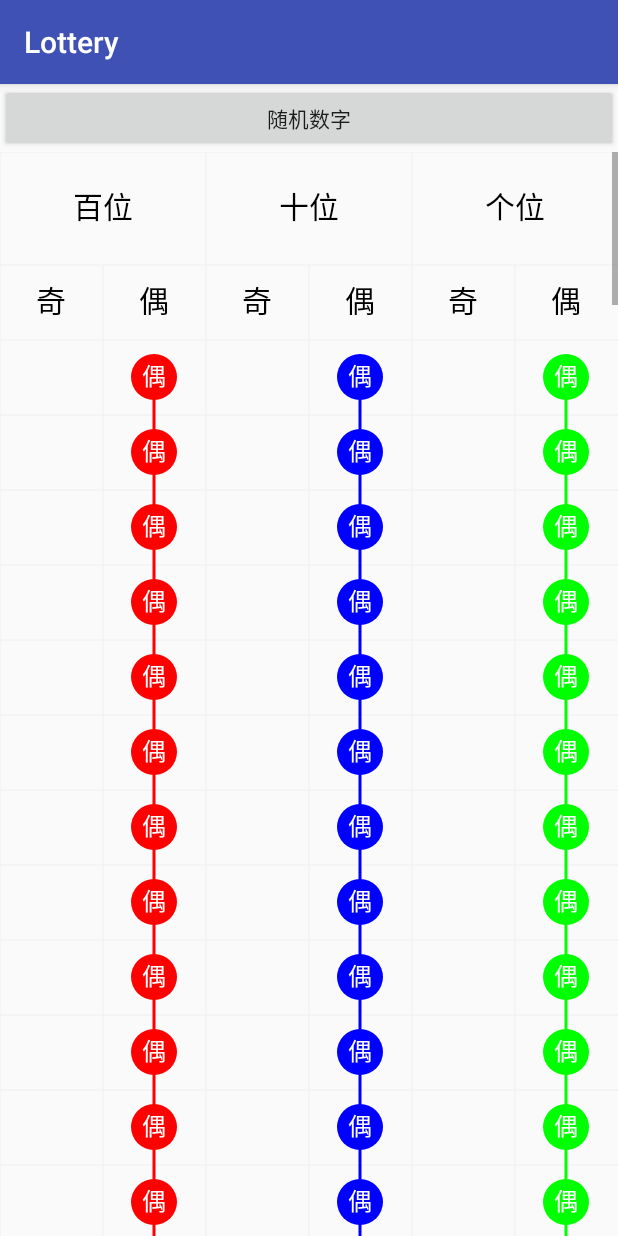
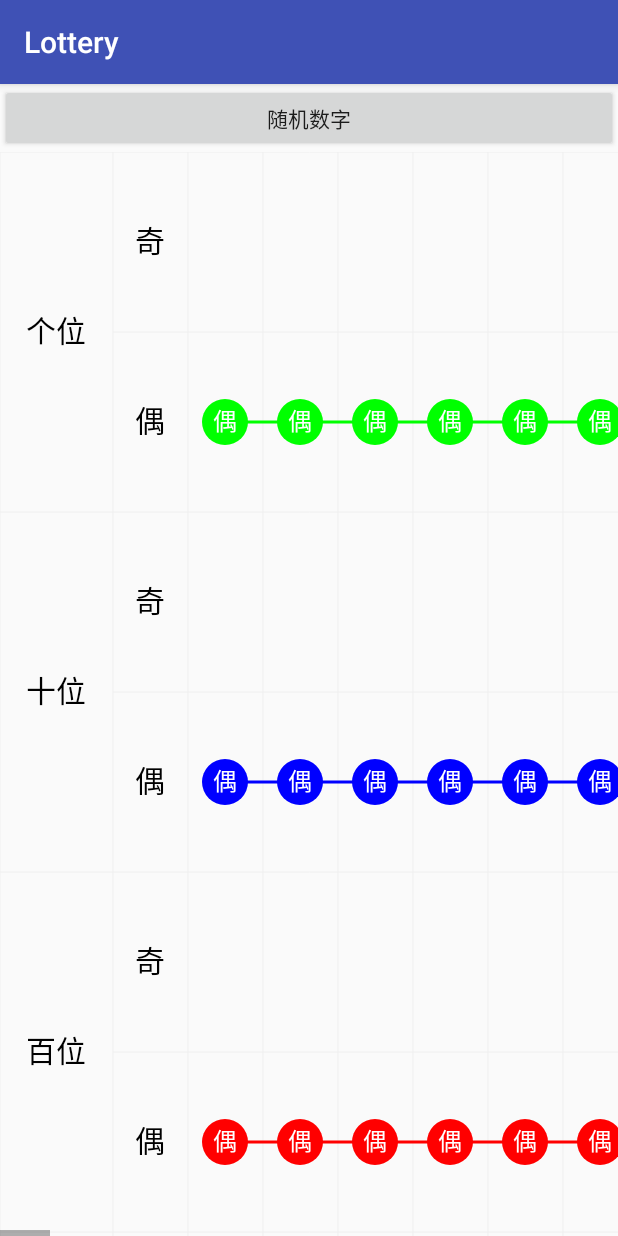
Before and after one commit to Liberations/LotteryThread, an Android app: the LotteryActivity screen opened directly, with no data from a screen before it, on a phone screen of 412 x 824 dp. Run offline under Robolectric (Android 15) with nearby library versions, the phone set to English and light mode, and no system bars.

Commit message:
支持水平垂直

```diff
--- a/app/src/main/java/com/caiyi/ui/LotteryView.java
+++ b/app/src/main/java/com/caiyi/ui/LotteryView.java
@@ -18,7 +18,6 @@ import java.util.ArrayList;
 import java.util.List;
 
 public class LotteryView extends View {
-    private Context context;
     private List<ILotteryData> hundreds;
     private List<ILotteryData> tens;
     private List<ILotteryData> units;
@@ -39,6 +38,8 @@ public class LotteryView extends View {
     protected Paint mTextPaint = new Paint(Paint.ANTI_ALIAS_FLAG);
     private static final String TAG = "LotteryView";
     private int height;
+    private boolean isHorizontal;//是否水平
+    private int width;
 
     public LotteryView(Context context) {
         this(context, null, 0);
@@ -50,7 +51,6 @@ public class LotteryView extends View {
 
     public LotteryView(Context context, @Nullable AttributeSet attrs, int defStyleAttr) {
         super(context, attrs, defStyleAttr);
-        this.context = context;
         Resources resources = context.getResources();
         hundreds = new ArrayList<>();
         tens = new ArrayList<>();
@@ -69,16 +69,127 @@ public class LotteryView extends View {
         headTextSize = typedArray.getDimensionPixelSize(R.styleable.myLottery_headTextSize, 30);//字体大小
         head2TextColor = typedArray.getColor(R.styleable.myLottery_head2TextColor, Color.BLACK);//颜色
         head2TextSize = typedArray.getDimensionPixelSize(R.styleable.myLottery_head2TextSize, 30);//字体大小
+        isHorizontal = typedArray.getBoolean(R.styleable.myLottery_isHorizontal, false);//字体大小
         typedArray.recycle();
     }
 
     @Override
     protected void onDraw(Canvas canvas) {
         super.onDraw(canvas);
+        if(isHorizontal){
+            drawHXYLine(canvas);
+            drawHBall(canvas, 4 * ballBgWidth, hundreds);
+            drawHBall(canvas, 2 * ballBgWidth, tens);
+            drawHBall(canvas, 0, units);
+        }else {
             drawXYLine(canvas);
             drawBall(canvas, 0, hundreds);
             drawBall(canvas, 2 * ballBgWidth, tens);
             drawBall(canvas, 4 * ballBgWidth, units);
+        }
+
+    }
+
+
+    private void drawHBall(Canvas canvas, int startY, List<ILotteryData> datas) {
+        //初始化起点
+        for (int i = 0; i < datas.size(); i++) {
+            ILotteryData data = datas.get(i);
+            int centerX =  (int) (headHeight + 1.5 * ballBgHeight + i * ballBgHeight);
+            int centerY = data.isOdd() ? startY + ballBgWidth / 2 : startY + (int) (1.5 * ballBgWidth);
+            mPaint.setColor(data.getBgColor());
+            canvas.drawCircle(centerX, centerY, ballRadius, mPaint);
+            if (i + 1 <= datas.size() - 1) {
+                int nextI = i + 1;
+                ILotteryData nextData = datas.get(nextI);
+                int nextCenterX = (int) (headHeight + 1.5 * ballBgHeight + nextI * ballBgHeight);
+                int nextCenterY =  nextData.isOdd() ? startY + ballBgWidth / 2 : startY + (int) (1.5 * ballBgWidth);
+                mPaint.setStrokeWidth(ballLineWidth);
+                canvas.drawLine(centerX, centerY, nextCenterX, nextCenterY, mPaint);
+            }
+            canvas.save();
+            String text;
+            if (data.isOdd()) {
+                text = "奇";
+            } else {
+                text = "偶";
+            }
+            canvas.translate(centerX, centerY);
+            mTextPaint.setColor(ballTextColor);
+            mTextPaint.setTextSize(ballTextSize);
+            float textWidth = mTextPaint.measureText(text);
+            float baseLineY = Math.abs(mTextPaint.ascent() + mTextPaint.descent()) / 2;
+            canvas.drawText(text, -textWidth / 2, baseLineY, mTextPaint);
+            canvas.restore();
+        }
+    }
+
+
+    private void drawHXYLine(Canvas canvas) {
+        mPaint.setColor(divColor);
+        mPaint.setStrokeWidth(divWidth);
+
+        for (int i = 0; i <= 6; i++) {
+            int startX = 0;
+            //奇数线留空
+            if (i % 2 == 1) {
+                startX = headHeight;
+            }
+            Log.d(TAG, "drawXYLine:startX " + startX);
+            canvas.drawLine(startX, i * ballBgWidth, width, i * ballBgWidth, mPaint);
+        }
+
+
+        //绘制Y轴
+        canvas.drawLine(0, 0, 0, getHeight(), mPaint);
+        for (int i = 0; i <= hundreds.size(); i++) {
+            canvas.drawLine(headHeight + i * ballBgHeight, 0, headHeight + i * ballBgHeight, getHeight(), mPaint);
+
+        }
+        //绘制个十百
+        drawHTopText(canvas, "百位",headHeight / 2 , ballBgWidth*5);
+        drawHTopText(canvas, "十位",  headHeight / 2,ballBgWidth * 3);
+        drawHTopText(canvas, "个位",  headHeight / 2,ballBgWidth );
+
+        //绘制奇偶
+        drawHTopOdd(canvas);
+
+
+    }
+
+    //绘制奇偶
+    private void drawHTopOdd(Canvas canvas) {
+        canvas.save();
+        canvas.translate(headHeight + ballBgHeight / 2,0 );
+        mTextPaint.setTextSize(head2TextSize);
+        mTextPaint.setColor(head2TextColor);
+        String text;
+        for (int i = 0; i < 6; i++) {
+            if (i % 2 == 0) {
+                text = "奇";
+            } else {
+                text = "偶";
+            }
+            int tempWidth;
+            tempWidth = i == 0 ? ballBgWidth / 2 : ballBgWidth;
+            canvas.translate(0,tempWidth );
+            float textWidth = mTextPaint.measureText(text);
+            float baseLineY = Math.abs(mTextPaint.ascent() + mTextPaint.descent()) / 2;
+            canvas.drawText(text, -textWidth / 2, baseLineY, mTextPaint);
+        }
+        canvas.restore();
+    }
+
+
+    private void drawHTopText(Canvas canvas, String text, int dx, int dy) {
+        canvas.save();
+        canvas.translate(dx, dy);
+        mTextPaint.setTextSize(headTextSize);
+        mTextPaint.setColor(headTextColor);
+        float textWidth = mTextPaint.measureText(text);
+        float baseLineY = Math.abs(mTextPaint.ascent() + mTextPaint.descent()) / 2;
+        canvas.drawText(text, -textWidth / 2, baseLineY, mTextPaint);
+        canvas.restore();
     }
 
     private void drawBall(Canvas canvas, int startX, List<ILotteryData> datas) {
@@ -92,7 +203,6 @@ public class LotteryView extends View {
             if (i + 1 <= datas.size() - 1) {
                 int nextI = i + 1;
                 ILotteryData nextData = datas.get(nextI);
-
                 int nextCenterX = nextData.isOdd() ? startX + ballBgWidth / 2 : startX + (int) (1.5 * ballBgWidth);
                 int nextCenterY = (int) (headHeight + 1.5 * ballBgHeight + nextI * ballBgHeight);
                 mPaint.setStrokeWidth(ballLineWidth);
@@ -120,13 +230,12 @@ public class LotteryView extends View {
         mPaint.setColor(divColor);
         mPaint.setStrokeWidth(divWidth);
         //绘制X轴
-        canvas.drawLine(0, 0, getWidth(), 0, mPaint);
         for (int i = 0; i <= hundreds.size(); i++) {
             canvas.drawLine(0, headHeight + i * ballBgHeight, getWidth(), headHeight + i * ballBgHeight, mPaint);
         }
 
         //绘制Y轴
-        for (int i = 0; i < 6; i++) {
+        for (int i = 0; i <= 6; i++) {
             int startY = 0;
             //奇数线留空
             if (i % 2 == 1) {
@@ -185,15 +294,22 @@ public class LotteryView extends View {
     protected void onMeasure(int widthMeasureSpec, int heightMeasureSpec) {
         int widthSize = MeasureSpec.getSize(widthMeasureSpec);
         int heightSize = MeasureSpec.getSize(heightMeasureSpec);
-        ballBgWidth = widthSize / 6;
+        ballBgWidth = isHorizontal ? heightSize / 6 : widthSize / 6;
         Log.d(TAG, "onMeasure: " + widthSize);
+        if (isHorizontal) {
+            if (width != 0) {
+                setMeasuredDimension(width, heightSize);
+                return;
+            }
+        } else {
             if (height != 0) {
                 setMeasuredDimension(widthSize, height);
                 return;
             }
+        }
         setMeasuredDimension(widthSize, heightSize);
+    }
 
-    }
 
     public void setData(List<ILotteryData> hundreds,
                         List<ILotteryData> tens,
@@ -202,6 +318,7 @@ public class LotteryView extends View {
         this.units = units;
         this.tens = tens;
         height = hundreds.size() * ballBgHeight + headHeight + ballBgHeight;
+        width = hundreds.size() * ballBgHeight + headHeight + ballBgHeight;
         invalidate();
 
     }
--- a/app/src/main/res/layout/activity_lottery.xml
+++ b/app/src/main/res/layout/activity_lottery.xml
@@ -1,17 +1,20 @@
 <?xml version="1.0" encoding="utf-8"?>
 <LinearLayout xmlns:android="http://schemas.android.com/apk/res/android"
     xmlns:app="http://schemas.android.com/apk/res-auto"
-    android:orientation="vertical"
     android:layout_width="match_parent"
-    android:layout_height="match_parent">
+    android:layout_height="match_parent"
+    android:orientation="vertical">
+
     <Button
         android:layout_width="match_parent"
         android:layout_height="45dp"
         android:onClick="testData"
         android:text="随机数字" />
-    <ScrollView
+
+    <HorizontalScrollView
         android:layout_width="match_parent"
-        android:layout_height="match_parent">
+        android:layout_height="match_parent"
+        android:fillViewport="true">
 
         <com.caiyi.ui.LotteryView
             android:id="@+id/lv"
@@ -24,6 +27,8 @@
             app:ballTextSize="16sp"
             app:divColor="#efefef"
             app:divWidth="0.5dp"
-            app:headHeight="75dp" />
-    </ScrollView>
+            app:headHeight="75dp"
+            app:isHorizontal="true" />
+    </HorizontalScrollView>
+
 </LinearLayout>
--- a/app/src/main/res/values/styles.xml
+++ b/app/src/main/res/values/styles.xml
@@ -21,5 +21,6 @@
         <attr name="headTextColor" format="color" />
         <attr name="head2TextSize" format="dimension" />
         <attr name="head2TextColor" format="color" />
+        <attr name="isHorizontal" format="boolean" />
     </declare-styleable>
 </resources>
```
Lines whose indentation alone changed are shown as unchanged.
